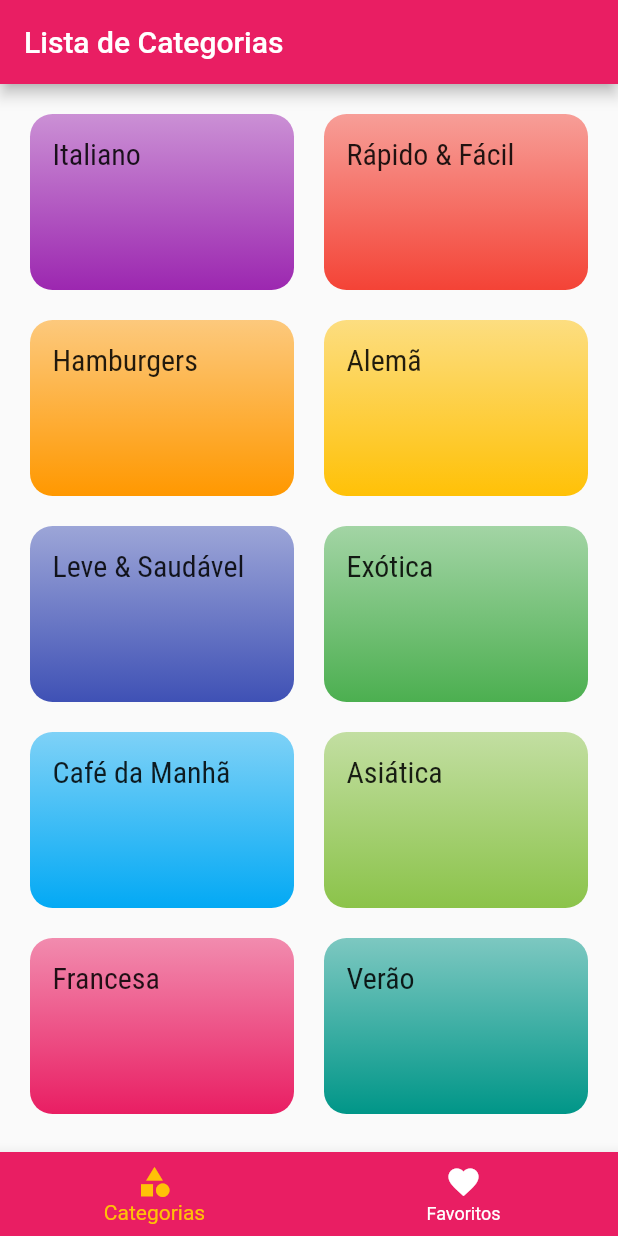
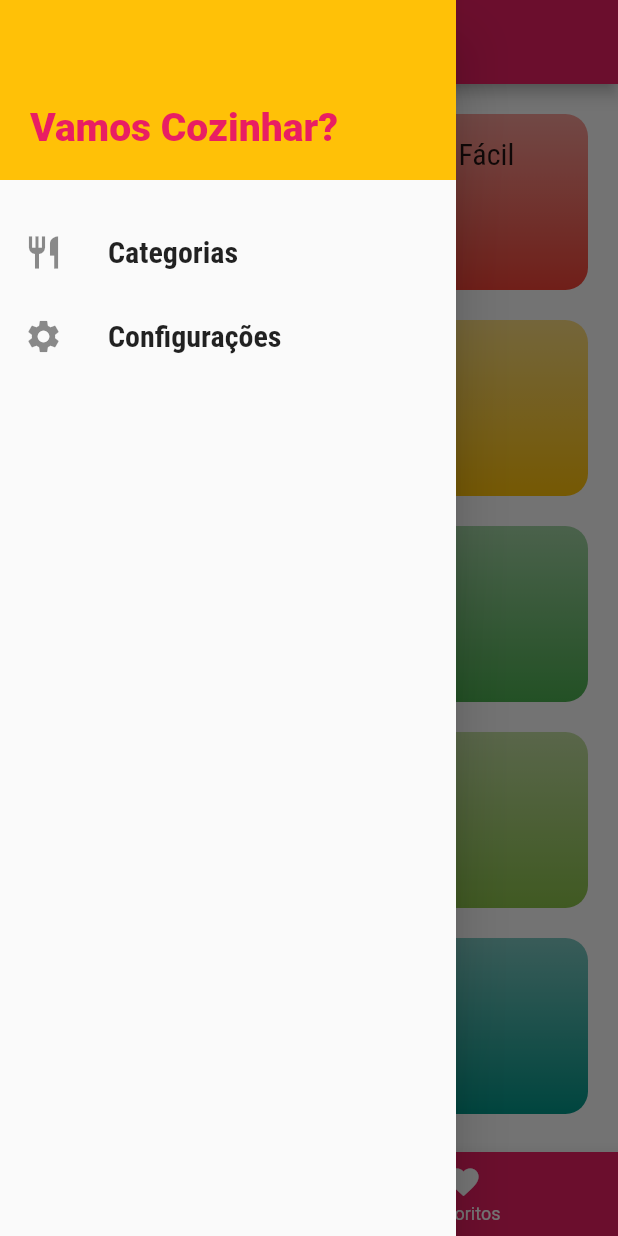
Before and after one commit to filipedoc/meals, a Flutter app: the screen it shows after launch, with the side drawer open (before the commit the screen has no drawer), on a phone screen of 412 x 824 dp. Run offline on Flutter 3.47's test engine with Material 2 defaults, Android fonts, the phone set to English and light mode, and no system bars.

Commit message:
Implementação do drawer

```diff
--- /dev/null
+++ b/lib/components/main_drawer.dart
@@ -0,0 +1,60 @@
+import 'package:flutter/material.dart';
+import 'package:meals/utils/app_routes.dart';
+
+class MainDrawer extends StatelessWidget {
+  const MainDrawer({Key? key}) : super(key: key);
+
+  Widget _createDrawerItem(IconData icon, String title, Function() onTap) {
+    return ListTile(
+      leading: Icon(
+        icon,
+        size: 26,
+      ),
+      title: Text(
+        title,
+        style: const TextStyle(
+          fontFamily: 'RobotoCondensed',
+          fontSize: 20,
+          fontWeight: FontWeight.bold,
+        ),
+      ),
+      onTap: onTap,
+    );
+  }
+
+  @override
+  Widget build(BuildContext context) {
+    return Drawer(
+      child: Column(
+        children: [
+          Container(
+            height: 120,
+            width: double.infinity,
+            padding: const EdgeInsets.all(20),
+            color: Theme.of(context).accentColor,
+            alignment: Alignment.bottomLeft,
+            child: Text(
+              'Vamos Cozinhar?',
+              style: TextStyle(
+                fontWeight: FontWeight.w900,
+                fontSize: 26,
+                color: Theme.of(context).primaryColor,
+              ),
+            ),
+          ),
+          const SizedBox(height: 20),
+          _createDrawerItem(
+            Icons.restaurant,
+            'Categorias',
+            () => Navigator.of(context).pushNamed(AppRoutes.HOME),
+          ),
+          _createDrawerItem(
+            Icons.settings,
+            'Configurações',
+            () => Navigator.of(context).pushNamed(AppRoutes.SETTINGS),
+          ),
+        ],
+      ),
+    );
+  }
+}
--- a/lib/main.dart
+++ b/lib/main.dart
@@ -1,8 +1,8 @@
 import 'package:flutter/material.dart';
-import './screens/categories_screen.dart';
 import './screens/meals_list_screen.dart';
 import './screens/meal_detail_screen.dart';
 import './screens/tabs_screen.dart';
+import './screens/settings_screen.dart';
 import './utils/app_routes.dart';
 
 void main() => runApp(MyApp());
@@ -24,9 +24,10 @@ class MyApp extends StatelessWidget {
             ),
       ),
       routes: {
-        AppRoutes.HOME: (context) => TabsScreen(),
-        AppRoutes.MEALS_LIST: (context) => MealsListScreen(),
-        AppRoutes.MEAL_DETAIL: (context) => MealDetailScreen(),
+        AppRoutes.HOME: (context) => const TabsScreen(),
+        AppRoutes.MEALS_LIST: (context) => const MealsListScreen(),
+        AppRoutes.MEAL_DETAIL: (context) => const MealDetailScreen(),
+        AppRoutes.SETTINGS: (context) => const SettingsScreen(),
       },
     );
   }
--- /dev/null
+++ b/lib/screens/settings_screen.dart
@@ -0,0 +1,17 @@
+import 'package:flutter/material.dart';
+
+class SettingsScreen extends StatelessWidget {
+  const SettingsScreen({Key? key}) : super(key: key);
+
+  @override
+  Widget build(BuildContext context) {
+    return Scaffold(
+      appBar: AppBar(
+        title: Text('Configurações'),
+      ),
+      body: Center(
+        child: Text('Configurações'),
+      ),
+    );
+  }
+}
--- a/lib/screens/tabs_screen.dart
+++ b/lib/screens/tabs_screen.dart
@@ -1,6 +1,7 @@
 import 'package:flutter/material.dart';
 import 'categories_screen.dart';
 import 'favorites_screen.dart';
+import '../components/main_drawer.dart';
 
 class TabsScreen extends StatefulWidget {
   const TabsScreen({Key? key}) : super(key: key);
@@ -18,8 +19,8 @@ class _TabsScreenState extends State<TabsScreen> {
   ];
 
   final List<Widget> _screens = [
-    CategoriesScreen(),
-    FavoritesScreen(),
+    const CategoriesScreen(),
+    const FavoritesScreen(),
   ];
 
   _selectedScreen(int index) {
@@ -33,6 +34,7 @@ class _TabsScreenState extends State<TabsScreen> {
     return Scaffold(
       appBar: AppBar(title: Text(_titles[_selectedScreenIndex])),
       body: _screens[_selectedScreenIndex],
+      drawer: MainDrawer(),
       bottomNavigationBar: BottomNavigationBar(
         onTap: _selectedScreen,
         backgroundColor: Theme.of(context).primaryColor,
--- a/lib/utils/app_routes.dart
+++ b/lib/utils/app_routes.dart
@@ -5,4 +5,6 @@ class AppRoutes {
   static const MEALS_LIST = '/meals-list';
   // ignore: constant_identifier_names
   static const MEAL_DETAIL = '/meal-detail';
+  // ignore: constant_identifier_names
+  static const SETTINGS = '/settings';
 }
```
